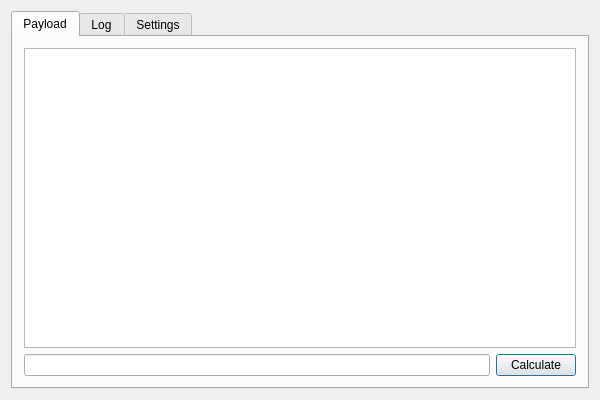
The window that forms/app.ui (MOZGIII/prolog-app-gui) describes before a commit, drawn with Qt 5.
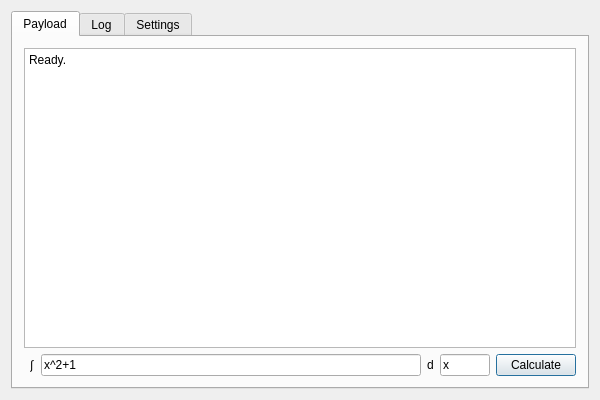
The same window after the commit.

```diff
--- a/forms/app.ui
+++ b/forms/app.ui
@@ -24,10 +24,21 @@
        <string>Payload</string>
       </attribute>
       <layout class="QGridLayout" name="gridLayout">
-       <item row="1" column="0">
-        <widget class="QLineEdit" name="payloadInput"/>
-       </item>
        <item row="1" column="1">
+        <widget class="QLabel" name="label_int">
+         <property name="text">
+          <string>&lt;html&gt;&lt;head/&gt;&lt;body&gt;&lt;p&gt;&amp;int;&lt;/p&gt;&lt;/body&gt;&lt;/html&gt;</string>
+         </property>
+        </widget>
+       </item>
+       <item row="1" column="3">
+        <widget class="QLabel" name="label_d">
+         <property name="text">
+          <string>d</string>
+         </property>
+        </widget>
+       </item>
+       <item row="1" column="5">
         <widget class="QPushButton" name="payloadCalculate">
          <property name="text">
           <string>Calculate</string>
@@ -37,11 +48,34 @@
          </property>
         </widget>
        </item>
-       <item row="0" column="0" colspan="2">
+       <item row="0" column="0" colspan="6">
         <widget class="QPlainTextEdit" name="payloadResult">
          <property name="readOnly">
           <bool>true</bool>
          </property>
+         <property name="plainText">
+          <string>Ready.</string>
+         </property>
+        </widget>
+       </item>
+       <item row="1" column="4">
+        <widget class="QLineEdit" name="payloadInputD">
+         <property name="maximumSize">
+          <size>
+           <width>50</width>
+           <height>16777215</height>
+          </size>
+         </property>
+         <property name="text">
+          <string>x</string>
+         </property>
+        </widget>
+       </item>
+       <item row="1" column="2">
+        <widget class="QLineEdit" name="payloadInput">
+         <property name="text">
+          <string>x^2+1</string>
+         </property>
         </widget>
        </item>
       </layout>
```
Left out of the diff: 26 changed lines with no effect on the pictures.
